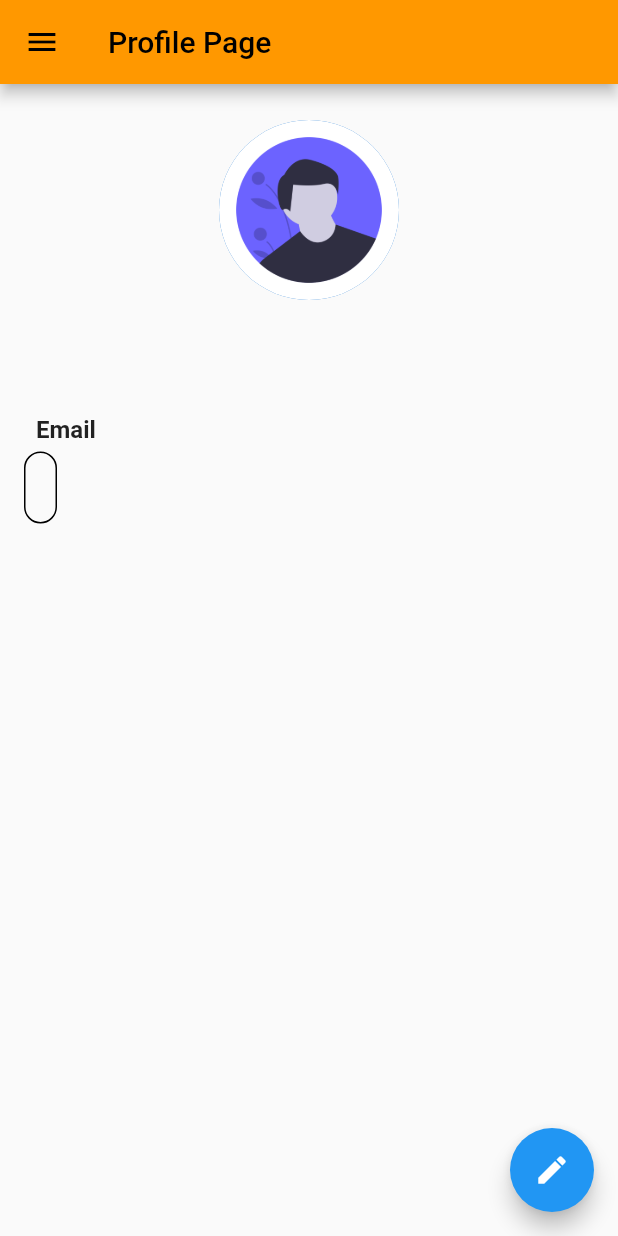
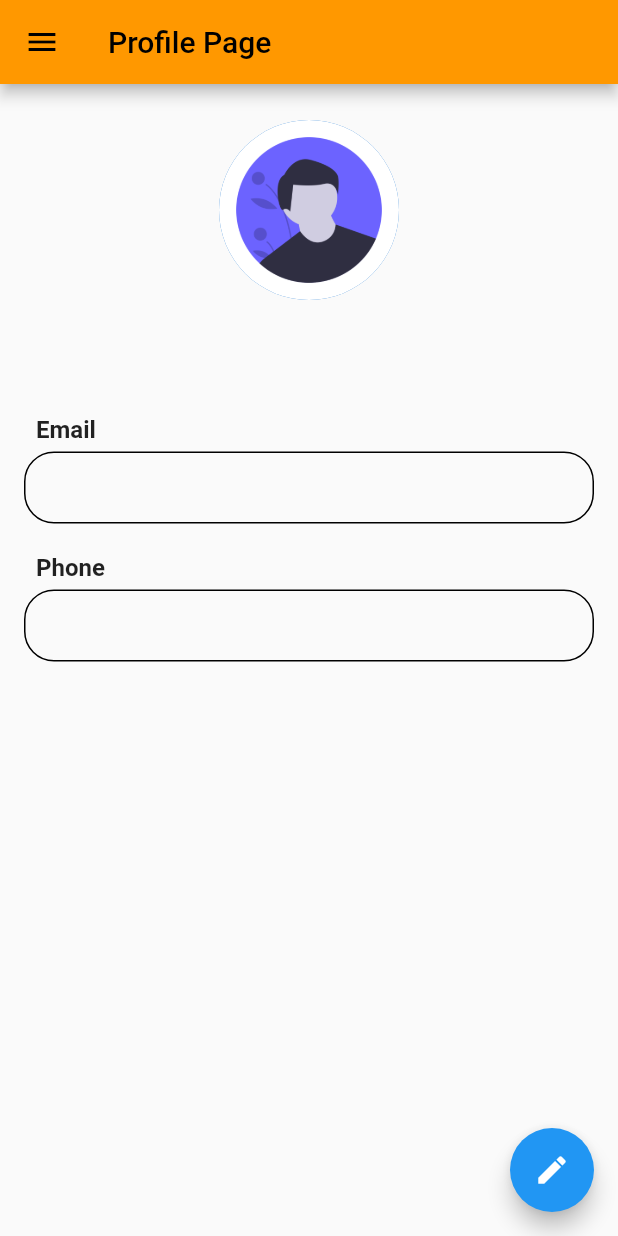
Before and after one commit to noman2002/EnRoute-X, a Flutter app: the ProfilePage screen opened by its route, on a phone screen of 412 x 824 dp. Run offline on Flutter 3.47's test engine with Material 2 defaults, Android fonts, the phone set to English and light mode, and no system bars; our stand-ins replace firebase_auth, firebase_core, firebase_storage, google_fonts, image_picker, velocity_x; accounts and stored records are empty.

Commit message:
profile page commits

```diff
--- a/lib/pages/profile_page.dart
+++ b/lib/pages/profile_page.dart
@@ -101,6 +101,7 @@ class _ProfilePageState extends State<ProfilePage> {
             Padding(
               padding: const EdgeInsets.only(
                 left: 16,
+                right: 16,
               ),
               child: Column(
                 crossAxisAlignment: CrossAxisAlignment.start,
@@ -119,6 +120,7 @@ class _ProfilePageState extends State<ProfilePage> {
                     height: 5,
                   ),
                   Container(
+                    width: double.infinity,
                     decoration: BoxDecoration(
                         border: Border.all(),
                         borderRadius: BorderRadius.circular(20)),
@@ -126,6 +128,38 @@ class _ProfilePageState extends State<ProfilePage> {
                       padding: const EdgeInsets.all(10.0),
                       child: Text(
                         "${user.email}",
+                        style: TextStyle(
+                          fontSize: 22,
+                          // fontWeight: FontWeight.bold,
+                        ),
+                      ),
+                    ),
+                  ),
+                  SizedBox(
+                    height: 20,
+                  ),
+                  Padding(
+                    padding: const EdgeInsets.only(left: 8),
+                    child: Text(
+                      "Phone",
+                      style: TextStyle(
+                        fontSize: 16,
+                        fontWeight: FontWeight.bold,
+                      ),
+                    ),
+                  ),
+                  SizedBox(
+                    height: 5,
+                  ),
+                  Container(
+                    width: double.infinity,
+                    decoration: BoxDecoration(
+                        border: Border.all(),
+                        borderRadius: BorderRadius.circular(20)),
+                    child: Padding(
+                      padding: const EdgeInsets.all(10.0),
+                      child: Text(
+                        "${user.phoneNumber}",
                         style: TextStyle(
                           fontSize: 22,
                           // fontWeight: FontWeight.bold,
```
